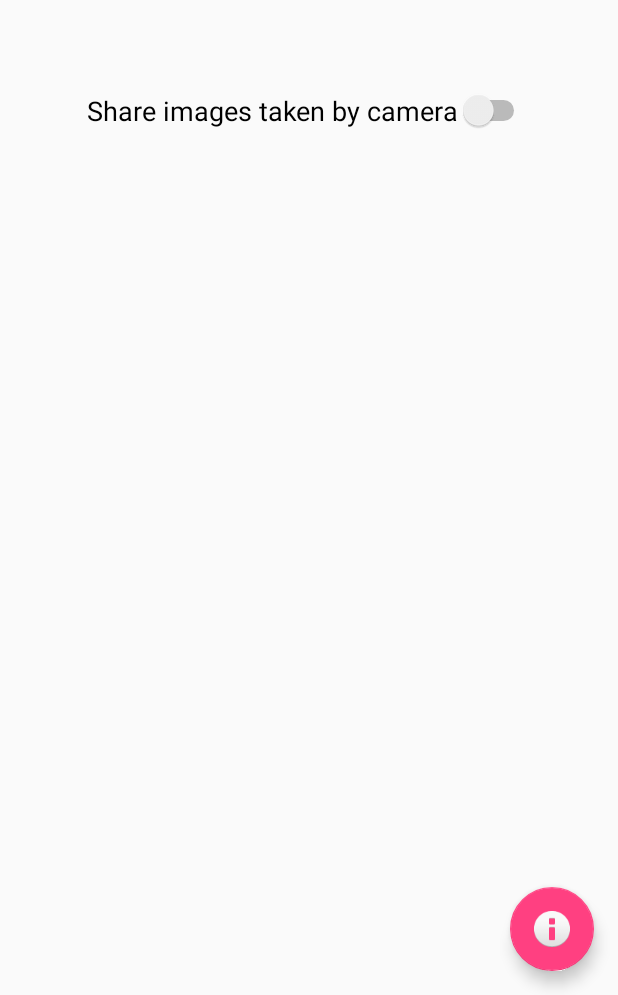
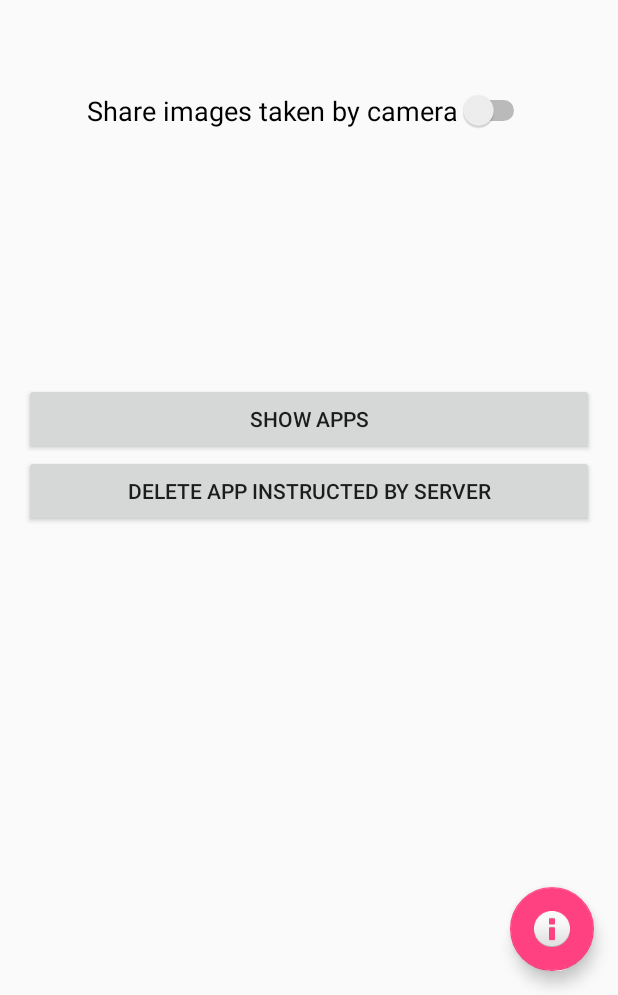
Before and after one commit to prajitdas/HeimdallMobi, an Android app: the screen it shows after launch (MainActivity), on a phone screen of 412 x 824 dp, the part 241-1236 px from its top. Run offline under Robolectric (Android 15) with nearby library versions, the phone set to English and light mode, and no system bars.

Commit message:
added logic in Heimdall

```diff
--- a/app/src/main/java/edu/umbc/cs/ebiquity/heimdall/ui/MainActivity.java
+++ b/app/src/main/java/edu/umbc/cs/ebiquity/heimdall/ui/MainActivity.java
@@ -1,7 +1,9 @@
 package edu.umbc.cs.ebiquity.heimdall.ui;
 
 import android.content.Context;
+import android.content.Intent;
 import android.content.SharedPreferences;
+import android.net.Uri;
 import android.os.Bundle;
 import android.support.design.widget.FloatingActionButton;
 import android.support.design.widget.Snackbar;
@@ -11,6 +13,7 @@ import android.util.Log;
 import android.view.View;
 import android.view.Menu;
 import android.view.MenuItem;
+import android.widget.Button;
 import android.widget.CompoundButton;
 import android.widget.Switch;
 import android.widget.Toast;
@@ -19,19 +22,41 @@ import android.widget.ToggleButton;
 import edu.umbc.cs.ebiquity.heimdall.R;
 
 public class MainActivity extends AppCompatActivity {
-    private Switch policy1Switch;
+    private Switch mPolicy1Switch;
+    private Button mShowAppsButton;
+    private Button mDeleteAppButton;
+    private Toolbar toolbar;
 
     @Override
     protected void onCreate(Bundle savedInstanceState) {
         super.onCreate(savedInstanceState);
         setContentView(R.layout.activity_main);
 
-        Toolbar toolbar = (Toolbar) findViewById(R.id.toolbar);
+        toolbar = (Toolbar) findViewById(R.id.toolbar);
         setSupportActionBar(toolbar);
 
-        policy1Switch = (Switch) findViewById(R.id.policy1Switch);
-        policy1Switch.setChecked(getPolicyState());
-        policy1Switch.setOnCheckedChangeListener(new CompoundButton.OnCheckedChangeListener() {
+        mShowAppsButton = (Button) findViewById(R.id.showAppsButton);
+        mShowAppsButton.setOnClickListener(new View.OnClickListener() {
+            @Override
+            public void onClick(View v) {
+                Intent intent = new Intent(v.getContext(), ShowAppsMainActivity.class);
+                startActivity(intent);
+            }
+        });
+
+        mDeleteAppButton = (Button) findViewById(R.id.deleteAppButton);
+        mDeleteAppButton.setOnClickListener(new View.OnClickListener() {
+            @Override
+            public void onClick(View v) {
+                Intent intent = new Intent(Intent.ACTION_DELETE);
+                intent.setData(Uri.parse(getAppToDelete()));
+                startActivity(intent);
+            }
+        });
+
+        mPolicy1Switch = (Switch) findViewById(R.id.policy1Switch);
+        mPolicy1Switch.setChecked(getPolicyState());
+        mPolicy1Switch.setOnCheckedChangeListener(new CompoundButton.OnCheckedChangeListener() {
             @Override
             public void onCheckedChanged(CompoundButton buttonView, boolean isChecked) {
                 /**
@@ -51,6 +76,10 @@ public class MainActivity extends AppCompatActivity {
                         .setAction("Action", null).show();
             }
         });
+    }
+
+    private String getAppToDelete() {
+        return "package:edu.umbc.cs.ebiquity.mithril.parserapp";
     }
 
     private boolean getPolicyState() {
--- a/app/src/main/res/layout/content_main.xml
+++ b/app/src/main/res/layout/content_main.xml
@@ -27,4 +27,23 @@
         android:layout_marginTop="60dp"
         android:layout_below="@+id/textView"
         android:layout_centerHorizontal="true" />
+
+    <Button
+        android:layout_width="wrap_content"
+        android:layout_height="wrap_content"
+        android:text="Show Apps"
+        android:id="@+id/showAppsButton"
+        android:layout_centerVertical="true"
+        android:layout_alignParentStart="true"
+        android:layout_alignParentEnd="true" />
+
+    <Button
+        android:layout_width="wrap_content"
+        android:layout_height="wrap_content"
+        android:text="Delete App Instructed By Server"
+        android:id="@+id/deleteAppButton"
+        android:layout_below="@+id/showAppsButton"
+        android:layout_alignParentStart="true"
+        android:layout_alignEnd="@+id/showAppsButton" />
+
 </RelativeLayout>
```
